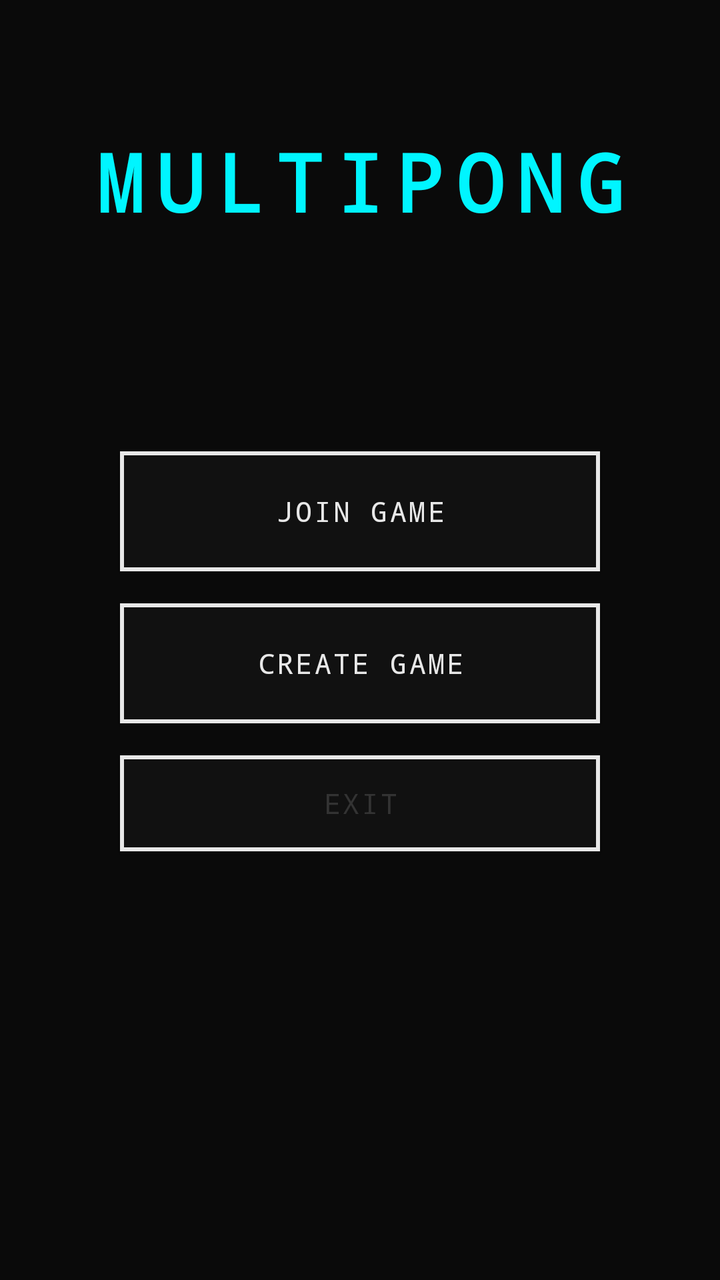
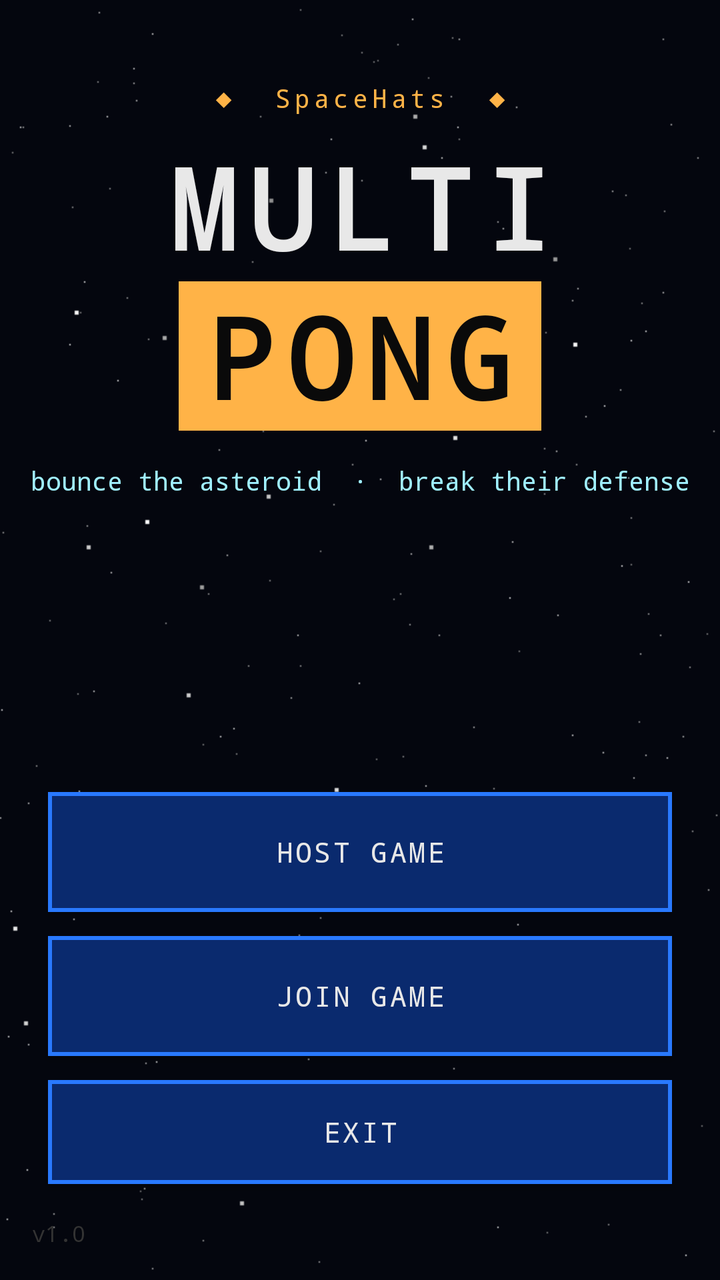

The first picture is an Android layout as it rendered before a commit; the second is the same layout after the commit. The layout source and the unified diff follow.
<!-- AndroidManifest.xml: application theme AppTheme -->
<!-- res/layout/activity_main.xml -->
<?xml version="1.0" encoding="utf-8"?>
<androidx.constraintlayout.widget.ConstraintLayout
    xmlns:android="http://schemas.android.com/apk/res/android"
    xmlns:app="http://schemas.android.com/apk/res-auto"
    xmlns:tools="http://schemas.android.com/tools"
    android:layout_width="match_parent"
    android:layout_height="match_parent"
    android:background="@color/bg_black"
    tools:context=".MainActivity">

    
    <View
        android:id="@+id/messureBild"
        android:layout_width="0dp"
        android:layout_height="0dp"
        android:visibility="invisible"
        app:layout_constraintBottom_toBottomOf="parent"
        app:layout_constraintEnd_toEndOf="parent"
        app:layout_constraintStart_toStartOf="parent"
        app:layout_constraintTop_toTopOf="parent" />

    <TextView
        android:id="@+id/main_title"
        android:layout_width="wrap_content"
        android:layout_height="wrap_content"
        android:layout_marginTop="64dp"
        android:fontFamily="monospace"
        android:letterSpacing="0.15"
        android:text="MULTIPONG"
        android:textColor="@color/neon_cyan"
        android:textSize="40sp"
        android:textStyle="bold"
        app:layout_constraintEnd_toEndOf="parent"
        app:layout_constraintStart_toStartOf="parent"
        app:layout_constraintTop_toTopOf="parent" />

    <Button
        android:id="@+id/join"
        style="@style/RetroButton"
        android:layout_width="240dp"
        android:layout_height="60dp"
        android:layout_marginBottom="16dp"
        android:text="@string/btn_join"
        app:layout_constraintBottom_toTopOf="@+id/server"
        app:layout_constraintEnd_toEndOf="parent"
        app:layout_constraintStart_toStartOf="parent" />

    <Button
        android:id="@+id/server"
        style="@style/RetroButton"
        android:layout_width="240dp"
        android:layout_height="60dp"
        android:text="@string/btn_host"
        app:layout_constraintBottom_toBottomOf="parent"
        app:layout_constraintEnd_toEndOf="parent"
        app:layout_constraintStart_toStartOf="parent"
        app:layout_constraintTop_toTopOf="parent"
        app:layout_constraintVertical_bias="0.52" />

    <Button
        android:id="@+id/main_btn_exit"
        style="@style/RetroButton"
        android:layout_width="240dp"
        android:layout_height="48dp"
        android:layout_marginTop="16dp"
        android:text="@string/btn_exit"
        android:textColor="@color/border_grey"
        app:layout_constraintEnd_toEndOf="parent"
        app:layout_constraintStart_toStartOf="parent"
        app:layout_constraintTop_toBottomOf="@+id/server" />

</androidx.constraintlayout.widget.ConstraintLayout>
<!-- resources referenced by this layout -->
<resources>
  <color name="bg_black">#0A0A0A</color>
  <color name="border_grey">#333333</color>
  <color name="neon_cyan">#00F5FF</color>
  <string name="btn_exit">EXIT</string>
  <string name="btn_host">CREATE GAME</string>
  <string name="btn_join">JOIN GAME</string>
  <style name="RetroButton" parent="Widget.AppCompat.Button">
          <item name="android:fontFamily">monospace</item>
          <item name="android:textColor">@color/pixel_white</item>
          <item name="android:textAllCaps">true</item>
          <item name="android:letterSpacing">0.08</item>
          <item name="android:background">@drawable/btn_retro</item>
          <item name="android:paddingStart">20dp</item>
          <item name="android:paddingEnd">20dp</item>
          <item name="android:paddingTop">12dp</item>
          <item name="android:paddingBottom">12dp</item>
      </style>
  <style name="AppTheme" parent="Theme.AppCompat.NoActionBar">
          <item name="colorPrimary">@color/neon_cyan</item>
          <item name="colorPrimaryDark">@color/bg_black</item>
          <item name="colorAccent">@color/neon_magenta</item>
          <item name="android:windowBackground">@color/bg_black</item>
          <item name="android:textColor">@color/pixel_white</item>
          <item name="android:fontFamily">monospace</item>
          <item name="buttonStyle">@style/RetroButton</item>
      </style>
  <color name="pixel_white">#E8E8E8</color>
  <!-- drawable btn_retro (drawable) -->
  <?xml version="1.0" encoding="utf-8"?>
  <selector xmlns:android="http://schemas.android.com/apk/res/android">
  
      
      <item android:state_pressed="true">
          <shape>
              <solid android:color="#00F5FF" />
          </shape>
      </item>
  
      
      <item android:state_focused="true">
          <shape>
              <solid android:color="#111111" />
              <stroke android:width="2dp" android:color="#00F5FF" />
          </shape>
      </item>
  
      
      <item>
          <shape>
              <solid android:color="#111111" />
              <stroke android:width="2dp" android:color="#E8E8E8" />
          </shape>
      </item>
  
  </selector>
  <color name="neon_magenta">#FF00AA</color>
</resources>

<!-- the commit's change to res/layout/activity_main.xml (unified diff, before → after) -->
@@ -5,7 +5,7 @@
     xmlns:tools="http://schemas.android.com/tools"
     android:layout_width="match_parent"
     android:layout_height="match_parent"
-    android:background="@color/bg_black"
+    android:background="@drawable/background_game"
     tools:context=".MainActivity">
 
     
@@ -19,54 +19,125 @@
         app:layout_constraintStart_toStartOf="parent"
         app:layout_constraintTop_toTopOf="parent" />
 
+    
     <TextView
-        android:id="@+id/main_title"
+        android:id="@+id/tv_orbital_arcade"
         android:layout_width="wrap_content"
         android:layout_height="wrap_content"
-        android:layout_marginTop="64dp"
+        android:layout_marginTop="40dp"
         android:fontFamily="monospace"
         android:letterSpacing="0.15"
-        android:text="MULTIPONG"
-        android:textColor="@color/neon_cyan"
-        android:textSize="40sp"
-        android:textStyle="bold"
+        android:text="◆  SpaceHats  ◆"
+        android:textColor="@color/space_orange"
+        android:textSize="13sp"
         app:layout_constraintEnd_toEndOf="parent"
         app:layout_constraintStart_toStartOf="parent"
         app:layout_constraintTop_toTopOf="parent" />
 
+    
+    <TextView
+        android:id="@+id/main_title_multi"
+        android:layout_width="wrap_content"
+        android:layout_height="wrap_content"
+        android:layout_marginTop="8dp"
+        android:fontFamily="monospace"
+        android:letterSpacing="0.1"
+        android:text="MULTI"
+        android:textColor="@color/pixel_white"
+        android:textSize="56sp"
+        android:textStyle="bold"
+        app:layout_constraintEnd_toEndOf="parent"
+        app:layout_constraintStart_toStartOf="parent"
+        app:layout_constraintTop_toBottomOf="@+id/tv_orbital_arcade" />
+
+    
+    <TextView
+        android:id="@+id/main_title_pong"
+        android:layout_width="wrap_content"
+        android:layout_height="wrap_content"
+        android:background="@color/space_orange"
+        android:fontFamily="monospace"
+        android:letterSpacing="0.1"
+        android:paddingStart="12dp"
+        android:paddingEnd="12dp"
+        android:text="PONG"
+        android:textColor="@color/bg_black"
+        android:textSize="56sp"
+        android:textStyle="bold"
+        app:layout_constraintEnd_toEndOf="parent"
+        app:layout_constraintStart_toStartOf="parent"
+        app:layout_constraintTop_toBottomOf="@+id/main_title_multi" />
+
+    
+    <TextView
+        android:id="@+id/tv_subtitle"
+        android:layout_width="wrap_content"
+        android:layout_height="wrap_content"
+        android:layout_marginTop="16dp"
+        android:fontFamily="monospace"
+        android:gravity="center"
+        android:text="bounce the asteroid  ·  break their defense"
+        android:textColor="@color/space_cyan_text"
+        android:textSize="13sp"
+        app:layout_constraintEnd_toEndOf="parent"
+        app:layout_constraintStart_toStartOf="parent"
+        app:layout_constraintTop_toBottomOf="@+id/main_title_pong" />
+
+    
+    <Button
+        android:id="@+id/server"
+        style="@style/RetroButton"
+        android:layout_width="0dp"
+        android:layout_height="60dp"
+        android:layout_marginStart="24dp"
+        android:layout_marginEnd="24dp"
+        android:layout_marginBottom="12dp"
+        android:text="@string/btn_host"
+        app:layout_constraintBottom_toTopOf="@+id/join"
+        app:layout_constraintEnd_toEndOf="parent"
+        app:layout_constraintStart_toStartOf="parent" />
+
+    
     <Button
         android:id="@+id/join"
         style="@style/RetroButton"
-        android:layout_width="240dp"
+        android:layout_width="0dp"
         android:layout_height="60dp"
-        android:layout_marginBottom="16dp"
+        android:layout_marginStart="24dp"
+        android:layout_marginEnd="24dp"
+        android:layout_marginBottom="12dp"
         android:text="@string/btn_join"
-        app:layout_constraintBottom_toTopOf="@+id/server"
+        app:layout_constraintBottom_toTopOf="@+id/main_btn_exit"
         app:layout_constraintEnd_toEndOf="parent"
         app:layout_constraintStart_toStartOf="parent" />
 
-    <Button
-        android:id="@+id/server"
-        style="@style/RetroButton"
-        android:layout_width="240dp"
-        android:layout_height="60dp"
-        android:text="@string/btn_host"
-        app:layout_constraintBottom_toBottomOf="parent"
-        app:layout_constraintEnd_toEndOf="parent"
-        app:layout_constraintStart_toStartOf="parent"
-        app:layout_constraintTop_toTopOf="parent"
-        app:layout_constraintVertical_bias="0.52" />
-
+    
     <Button
         android:id="@+id/main_btn_exit"
         style="@style/RetroButton"
-        android:layout_width="240dp"
-        android:layout_height="48dp"
-        android:layout_marginTop="16dp"
+        android:layout_width="0dp"
+        android:layout_height="52dp"
+        android:layout_marginStart="24dp"
+        android:layout_marginEnd="24dp"
+        android:layout_marginBottom="48dp"
         android:text="@string/btn_exit"
+        android:textColor="@color/pixel_white"
+        app:layout_constraintBottom_toBottomOf="parent"
+        app:layout_constraintEnd_toEndOf="parent"
+        app:layout_constraintStart_toStartOf="parent" />
+
+    
+    <TextView
+        android:id="@+id/tv_version"
+        android:layout_width="wrap_content"
+        android:layout_height="wrap_content"
+        android:layout_marginStart="16dp"
+        android:layout_marginBottom="16dp"
+        android:fontFamily="monospace"
+        android:text="v1.0"
         android:textColor="@color/border_grey"
-        app:layout_constraintEnd_toEndOf="parent"
-        app:layout_constraintStart_toStartOf="parent"
-        app:layout_constraintTop_toBottomOf="@+id/server" />
+        android:textSize="11sp"
+        app:layout_constraintBottom_toBottomOf="parent"
+        app:layout_constraintStart_toStartOf="parent" />
 
 </androidx.constraintlayout.widget.ConstraintLayout>
<!-- resource entries referenced after the edit -->
@@ -4,7 +4,7 @@
   <color name="border_grey">#333333</color>
   <color name="neon_cyan">#00F5FF</color>
   <string name="btn_exit">EXIT</string>
-  <string name="btn_host">CREATE GAME</string>
+  <string name="btn_host">HOST GAME</string>
   <string name="btn_join">JOIN GAME</string>
   <style name="RetroButton" parent="Widget.AppCompat.Button">
           <item name="android:fontFamily">monospace</item>
@@ -27,6 +27,9 @@
           <item name="buttonStyle">@style/RetroButton</item>
       </style>
   <color name="pixel_white">#E8E8E8</color>
+  <color name="space_cyan_text">#A0F0FF</color>
+  <color name="space_orange">#FFB347</color>
+  <!-- drawable background_game: png bitmap (drawable, 5581 bytes) -->
   <!-- drawable btn_retro (drawable) -->
   <?xml version="1.0" encoding="utf-8"?>
   <selector xmlns:android="http://schemas.android.com/apk/res/android">
@@ -34,27 +37,30 @@
       
       <item android:state_pressed="true">
           <shape>
-              <solid android:color="#00F5FF" />
+              <solid android:color="@color/space_blue_border" />
+              <stroke android:width="2dp" android:color="@color/space_blue_border" />
           </shape>
       </item>
   
       
       <item android:state_focused="true">
           <shape>
-              <solid android:color="#111111" />
-              <stroke android:width="2dp" android:color="#00F5FF" />
+              <solid android:color="@color/space_blue_fill" />
+              <stroke android:width="2dp" android:color="@color/space_blue_border" />
           </shape>
       </item>
   
       
       <item>
           <shape>
-              <solid android:color="#111111" />
-              <stroke android:width="2dp" android:color="#E8E8E8" />
+              <solid android:color="@color/space_blue_fill" />
+              <stroke android:width="2dp" android:color="@color/space_blue_border" />
           </shape>
       </item>
   
   </selector>
   <color name="neon_magenta">#FF00AA</color>
+  <color name="space_blue_border">#2979FF</color>
+  <color name="space_blue_fill">#0A2A6E</color>
 </resources>
 
